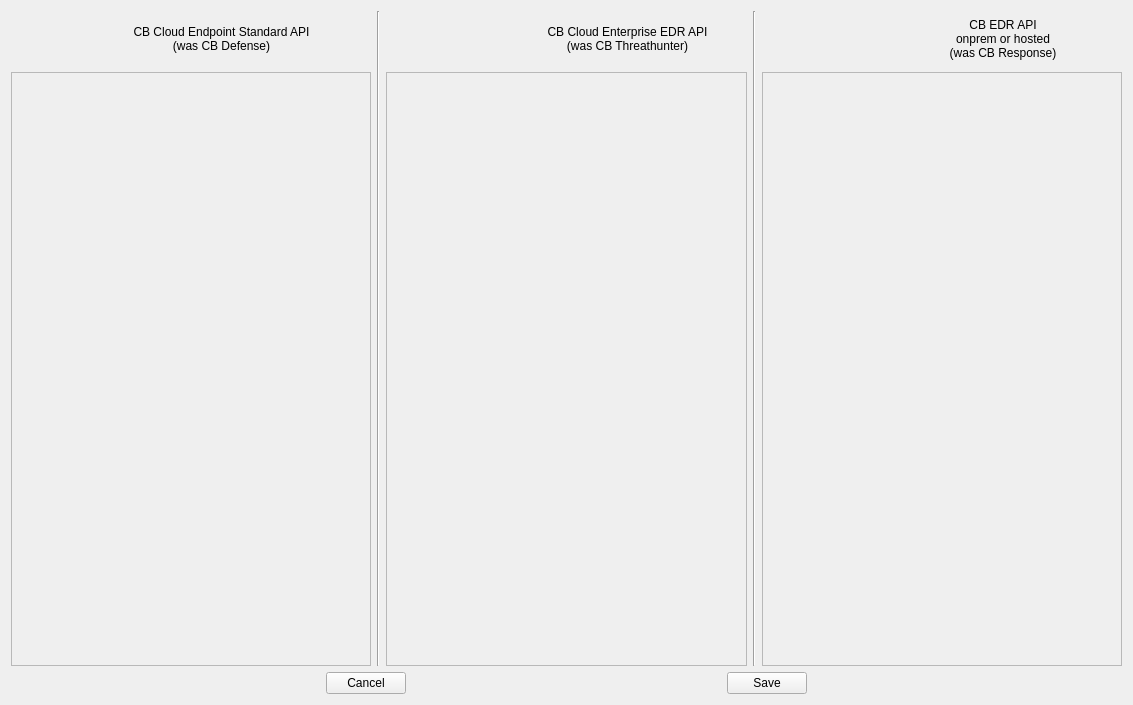
Before: the Qt Designer form servers.ui in slist/cbapi-qt-demo, drawn with Qt 5.
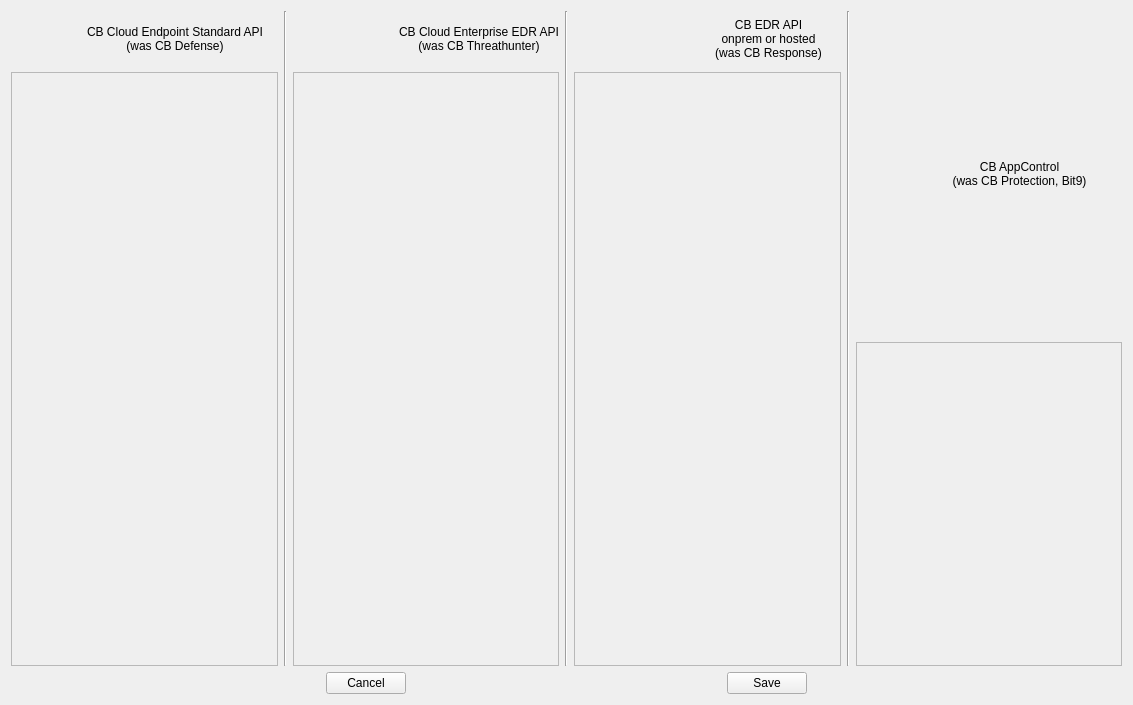
After: the same form once the commit is applied. Icons and pictures are not drawn.

Commit message: Update icons and add AppControl server configuration

What changed in the file:
```diff
--- a/servers.ui
+++ b/servers.ui
@@ -249,6 +249,61 @@
        </item>
       </layout>
      </item>
+     <item>
+      <widget class="Line" name="line_3">
+       <property name="orientation">
+        <enum>Qt::Vertical</enum>
+       </property>
+      </widget>
+     </item>
+     <item>
+      <layout class="QVBoxLayout" name="verticalLayout_5">
+       <item>
+        <layout class="QHBoxLayout" name="horizontalLayout_4">
+         <item>
+          <widget class="QLabel" name="label_5">
+           <property name="maximumSize">
+            <size>
+             <width>55</width>
+             <height>55</height>
+            </size>
+           </property>
+           <property name="text">
+            <string/>
+           </property>
+           <property name="pixmap">
+            <pixmap resource="cb.qrc">:/img/appcontrol.png</pixmap>
+           </property>
+           <property name="scaledContents">
+            <bool>true</bool>
+           </property>
+          </widget>
+         </item>
+         <item>
+          <widget class="QLabel" name="label_4">
+           <property name="text">
+            <string>CB AppControl
+(was CB Protection, Bit9)</string>
+           </property>
+           <property name="alignment">
+            <set>Qt::AlignCenter</set>
+           </property>
+          </widget>
+         </item>
+        </layout>
+       </item>
+       <item>
+        <widget class="QFrame" name="frame_appcontrol">
+         <property name="frameShape">
+          <enum>QFrame::StyledPanel</enum>
+         </property>
+         <property name="frameShadow">
+          <enum>QFrame::Raised</enum>
+         </property>
+        </widget>
+       </item>
+      </layout>
+     </item>
     </layout>
    </item>
    <item>
```
Left out of the diff: 4 changed lines with no effect on the pictures. The commit also changes 10 other files.
